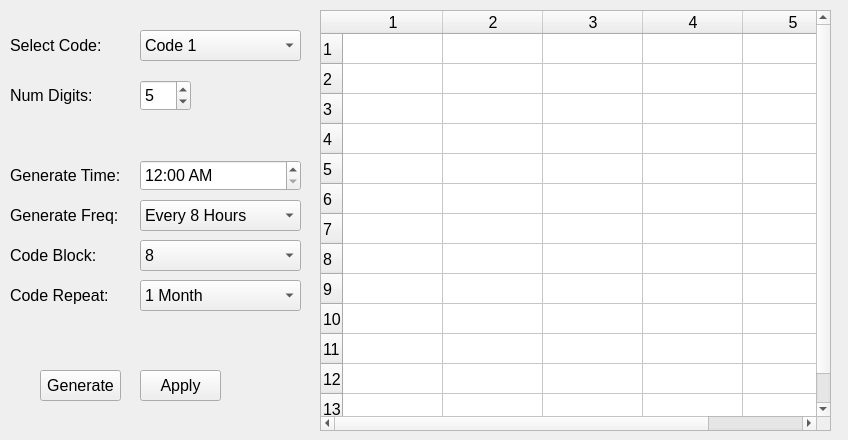
Before: the Qt Designer form Key/autogeneratecontrolwidget.ui in BuzzSiler/keycodebox-key, drawn with Qt 5.
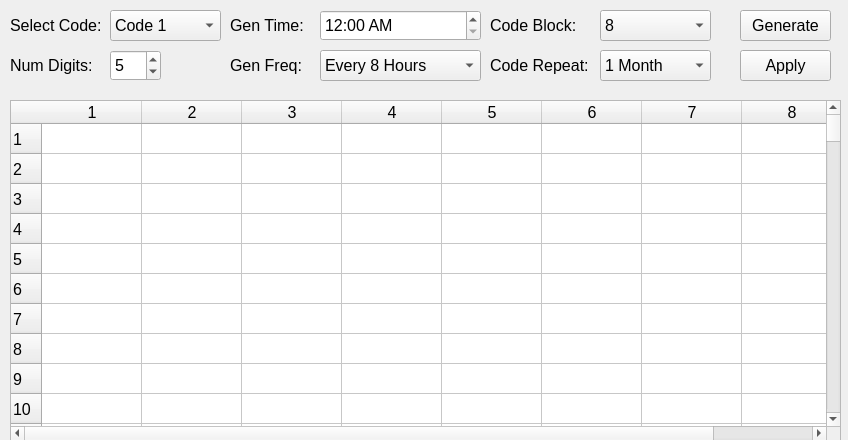
After: the same form once the commit is applied.

Diff of the .ui file:
```diff
--- a/Key/autogeneratecontrolwidget.ui
+++ b/Key/autogeneratecontrolwidget.ui
@@ -21,9 +21,9 @@
   <widget class="QComboBox" name="comboBox">
    <property name="geometry">
     <rect>
-     <x>140</x>
-     <y>30</y>
-     <width>161</width>
+     <x>110</x>
+     <y>10</y>
+     <width>111</width>
      <height>31</height>
     </rect>
    </property>
@@ -42,8 +42,8 @@
    <property name="geometry">
     <rect>
      <x>10</x>
-     <y>30</y>
-     <width>131</width>
+     <y>10</y>
+     <width>101</width>
      <height>31</height>
     </rect>
    </property>
@@ -54,8 +54,8 @@
   <widget class="QSpinBox" name="spinBox">
    <property name="geometry">
     <rect>
-     <x>140</x>
-     <y>80</y>
+     <x>110</x>
+     <y>50</y>
      <width>51</width>
      <height>31</height>
     </rect>
@@ -74,8 +74,8 @@
    <property name="geometry">
     <rect>
      <x>10</x>
-     <y>80</y>
-     <width>131</width>
+     <y>50</y>
+     <width>101</width>
      <height>31</height>
     </rect>
    </property>
@@ -86,8 +86,8 @@
   <widget class="QTimeEdit" name="timeEdit">
    <property name="geometry">
     <rect>
-     <x>140</x>
-     <y>160</y>
+     <x>320</x>
+     <y>10</y>
      <width>161</width>
      <height>31</height>
     </rect>
@@ -99,21 +99,21 @@
   <widget class="QLabel" name="label_4">
    <property name="geometry">
     <rect>
-     <x>10</x>
-     <y>160</y>
-     <width>131</width>
+     <x>230</x>
+     <y>10</y>
+     <width>91</width>
      <height>31</height>
     </rect>
    </property>
    <property name="text">
-    <string>Generate Time:</string>
+    <string>Gen Time:</string>
    </property>
   </widget>
   <widget class="QComboBox" name="comboBox_2">
    <property name="geometry">
     <rect>
-     <x>140</x>
-     <y>200</y>
+     <x>320</x>
+     <y>50</y>
      <width>161</width>
      <height>31</height>
     </rect>
@@ -162,22 +162,22 @@
   <widget class="QLabel" name="label_5">
    <property name="geometry">
     <rect>
-     <x>10</x>
-     <y>200</y>
-     <width>131</width>
+     <x>230</x>
+     <y>50</y>
+     <width>91</width>
      <height>31</height>
     </rect>
    </property>
    <property name="text">
-    <string>Generate Freq:</string>
+    <string>Gen Freq:</string>
    </property>
   </widget>
   <widget class="QComboBox" name="comboBox_3">
    <property name="geometry">
     <rect>
-     <x>140</x>
-     <y>240</y>
-     <width>161</width>
+     <x>600</x>
+     <y>10</y>
+     <width>111</width>
      <height>31</height>
     </rect>
    </property>
@@ -235,9 +235,9 @@
   <widget class="QLabel" name="label_6">
    <property name="geometry">
     <rect>
-     <x>10</x>
-     <y>240</y>
-     <width>131</width>
+     <x>490</x>
+     <y>10</y>
+     <width>111</width>
      <height>31</height>
     </rect>
    </property>
@@ -248,9 +248,9 @@
   <widget class="QLabel" name="label_7">
    <property name="geometry">
     <rect>
-     <x>10</x>
-     <y>280</y>
-     <width>131</width>
+     <x>490</x>
+     <y>50</y>
+     <width>111</width>
      <height>31</height>
     </rect>
    </property>
@@ -261,9 +261,9 @@
   <widget class="QComboBox" name="comboBox_4">
    <property name="geometry">
     <rect>
-     <x>140</x>
-     <y>280</y>
-     <width>161</width>
+     <x>600</x>
+     <y>50</y>
+     <width>111</width>
      <height>31</height>
     </rect>
    </property>
@@ -291,17 +291,17 @@
   <widget class="QTableWidget" name="tableWidget">
    <property name="geometry">
     <rect>
-     <x>320</x>
-     <y>10</y>
-     <width>511</width>
-     <height>421</height>
+     <x>10</x>
+     <y>100</y>
+     <width>831</width>
+     <height>341</height>
     </rect>
    </property>
    <property name="rowCount">
-    <number>13</number>
+    <number>512</number>
    </property>
    <property name="columnCount">
-    <number>5</number>
+    <number>8</number>
    </property>
    <attribute name="verticalHeaderStretchLastSection">
     <bool>false</bool>
@@ -319,6 +319,508 @@
    <row/>
    <row/>
    <row/>
+   <row/>
+   <row/>
+   <row/>
+   <row/>
+   <row/>
+   <row/>
+   <row/>
+   <row/>
+   <row/>
+   <row/>
+   <row/>
+   <row/>
+   <row/>
+   <row/>
+   <row/>
+   <row/>
+   <row/>
+   <row/>
+   <row/>
+   <row/>
+   <row/>
+   <row/>
+   <row/>
+   <row/>
+   <row/>
+   <row/>
+   <row/>
+   <row/>
+   <row/>
+   <row/>
+   <row/>
+   <row/>
+   <row/>
+   <row/>
+   <row/>
+   <row/>
+   <row/>
+   <row/>
+   <row/>
+   <row/>
+   <row/>
+   <row/>
+   <row/>
+   <row/>
+   <row/>
+   <row/>
+   <row/>
+   <row/>
+   <row/>
+   <row/>
+   <row/>
+   <row/>
+   <row/>
+   <row/>
+   <row/>
+   <row/>
+   <row/>
+   <row/>
+   <row/>
+   <row/>
+   <row/>
+   <row/>
+   <row/>
+   <row/>
+   <row/>
+   <row/>
+   <row/>
+   <row/>
+   <row/>
+   <row/>
+   <row/>
+   <row/>
+   <row/>
+   <row/>
+   <row/>
+   <row/>
+   <row/>
+   <row/>
+   <row/>
+   <row/>
+   <row/>
+   <row/>
+   <row/>
+   <row/>
+   <row/>
+   <row/>
+   <row/>
+   <row/>
+   <row/>
+   <row/>
+   <row/>
+   <row/>
+   <row/>
+   <row/>
+   <row/>
+   <row/>
+   <row/>
+   <row/>
+   <row/>
+   <row/>
+   <row/>
+   <row/>
+   <row/>
+   <row/>
+   <row/>
+   <row/>
+   <row/>
+   <row/>
+   <row/>
+   <row/>
+   <row/>
+   <row/>
+   <row/>
+   <row/>
+   <row/>
+   <row/>
+   <row/>
+   <row/>
+   <row/>
+   <row/>
+   <row/>
+   <row/>
+   <row/>
+   <row/>
+   <row/>
+   <row/>
+   <row/>
+   <row/>
+   <row/>
+   <row/>
+   <row/>
+   <row/>
+   <row/>
+   <row/>
+   <row/>
+   <row/>
+   <row/>
+   <row/>
+   <row/>
+   <row/>
+   <row/>
+   <row/>
+   <row/>
+   <row/>
+   <row/>
+   <row/>
+   <row/>
+   <row/>
+   <row/>
+   <row/>
+   <row/>
+   <row/>
+   <row/>
+   <row/>
+   <row/>
+   <row/>
+   <row/>
+   <row/>
+   <row/>
+   <row/>
+   <row/>
+   <row/>
+   <row/>
+   <row/>
+   <row/>
+   <row/>
+   <row/>
+   <row/>
+   <row/>
+   <row/>
+   <row/>
+   <row/>
+   <row/>
+   <row/>
+   <row/>
+   <row/>
+   <row/>
+   <row/>
+   <row/>
+   <row/>
+   <row/>
+   <row/>
+   <row/>
+   <row/>
+   <row/>
+   <row/>
+   <row/>
+   <row/>
+   <row/>
+   <row/>
+   <row/>
+   <row/>
+   <row/>
+   <row/>
+   <row/>
+   <row/>
+   <row/>
+   <row/>
+   <row/>
+   <row/>
+   <row/>
+   <row/>
+   <row/>
+   <row/>
+   <row/>
+   <row/>
+   <row/>
+   <row/>
+   <row/>
+   <row/>
+   <row/>
+   <row/>
+   <row/>
+   <row/>
+   <row/>
+   <row/>
+   <row/>
+   <row/>
+   <row/>
+   <row/>
+   <row/>
+   <row/>
+   <row/>
+   <row/>
+   <row/>
+   <row/>
+   <row/>
+   <row/>
+   <row/>
+   <row/>
+   <row/>
+   <row/>
+   <row/>
+   <row/>
+   <row/>
+   <row/>
+   <row/>
+   <row/>
+   <row/>
+   <row/>
+   <row/>
+   <row/>
+   <row/>
+   <row/>
+   <row/>
+   <row/>
+   <row/>
+   <row/>
+   <row/>
+   <row/>
+   <row/>
+   <row/>
+   <row/>
+   <row/>
+   <row/>
+   <row/>
+   <row/>
+   <row/>
+   <row/>
+   <row/>
+   <row/>
+   <row/>
+   <row/>
+   <row/>
+   <row/>
+   <row/>
+   <row/>
+   <row/>
+   <row/>
+   <row/>
+   <row/>
+   <row/>
+   <row/>
+   <row/>
+   <row/>
+   <row/>
+   <row/>
+   <row/>
+   <row/>
+   <row/>
+   <row/>
+   <row/>
+   <row/>
+   <row/>
+   <row/>
+   <row/>
+   <row/>
+   <row/>
+   <row/>
+   <row/>
+   <row/>
+   <row/>
+   <row/>
+   <row/>
+   <row/>
+   <row/>
+   <row/>
+   <row/>
+   <row/>
+   <row/>
+   <row/>
+   <row/>
+   <row/>
+   <row/>
+   <row/>
+   <row/>
+   <row/>
+   <row/>
+   <row/>
+   <row/>
+   <row/>
+   <row/>
+   <row/>
+   <row/>
+   <row/>
+   <row/>
+   <row/>
+   <row/>
+   <row/>
+   <row/>
+   <row/>
+   <row/>
+   <row/>
+   <row/>
+   <row/>
+   <row/>
+   <row/>
+   <row/>
+   <row/>
+   <row/>
+   <row/>
+   <row/>
+   <row/>
+   <row/>
+   <row/>
+   <row/>
+   <row/>
+   <row/>
+   <row/>
+   <row/>
+   <row/>
+   <row/>
+   <row/>
+   <row/>
+   <row/>
+   <row/>
+   <row/>
+   <row/>
+   <row/>
+   <row/>
+   <row/>
+   <row/>
+   <row/>
+   <row/>
+   <row/>
+   <row/>
+   <row/>
+   <row/>
+   <row/>
+   <row/>
+   <row/>
+   <row/>
+   <row/>
+   <row/>
+   <row/>
+   <row/>
+   <row/>
+   <row/>
+   <row/>
+   <row/>
+   <row/>
+   <row/>
+   <row/>
+   <row/>
+   <row/>
+   <row/>
+   <row/>
+   <row/>
+   <row/>
+   <row/>
+   <row/>
+   <row/>
+   <row/>
+   <row/>
+   <row/>
+   <row/>
+   <row/>
+   <row/>
+   <row/>
+   <row/>
+   <row/>
+   <row/>
+   <row/>
+   <row/>
+   <row/>
+   <row/>
+   <row/>
+   <row/>
+   <row/>
+   <row/>
+   <row/>
+   <row/>
+   <row/>
+   <row/>
+   <row/>
+   <row/>
+   <row/>
+   <row/>
+   <row/>
+   <row/>
+   <row/>
+   <row/>
+   <row/>
+   <row/>
+   <row/>
+   <row/>
+   <row/>
+   <row/>
+   <row/>
+   <row/>
+   <row/>
+   <row/>
+   <row/>
+   <row/>
+   <row/>
+   <row/>
+   <row/>
+   <row/>
+   <row/>
+   <row/>
+   <row/>
+   <row/>
+   <row/>
+   <row/>
+   <row/>
+   <row/>
+   <row/>
+   <row/>
+   <row/>
+   <row/>
+   <row/>
+   <row/>
+   <row/>
+   <row/>
+   <row/>
+   <row/>
+   <row/>
+   <row/>
+   <row/>
+   <row/>
+   <row/>
+   <row/>
+   <row/>
+   <row/>
+   <row/>
+   <row/>
+   <row/>
+   <row/>
+   <row/>
+   <row/>
+   <row/>
+   <row/>
+   <row/>
+   <row/>
+   <row/>
+   <row/>
+   <row/>
+   <row/>
+   <row/>
+   <row/>
+   <row/>
+   <row/>
+   <row/>
+   <row/>
+   <row/>
+   <row/>
+   <row/>
+   <row/>
+   <row/>
+   <row/>
+   <row/>
+   <row/>
+   <row/>
+   <row/>
+   <row/>
+   <row/>
+   <row/>
+   <row/>
+   <row/>
+   <row/>
+   <row/>
+   <row/>
+   <row/>
+   <row/>
+   <row/>
+   <row/>
+   <row/>
+   <row/>
+   <row/>
+   <column/>
+   <column/>
+   <column/>
    <column/>
    <column/>
    <column/>
@@ -328,9 +830,9 @@
   <widget class="QPushButton" name="pushButton">
    <property name="geometry">
     <rect>
-     <x>40</x>
-     <y>370</y>
-     <width>81</width>
+     <x>740</x>
+     <y>10</y>
+     <width>91</width>
      <height>31</height>
     </rect>
    </property>
@@ -341,9 +843,9 @@
   <widget class="QPushButton" name="pushButton_2">
    <property name="geometry">
     <rect>
-     <x>140</x>
-     <y>370</y>
-     <width>81</width>
+     <x>740</x>
+     <y>50</y>
+     <width>91</width>
      <height>31</height>
     </rect>
    </property>
```
Left out of the diff: 30 changed lines with no effect on the pictures.
